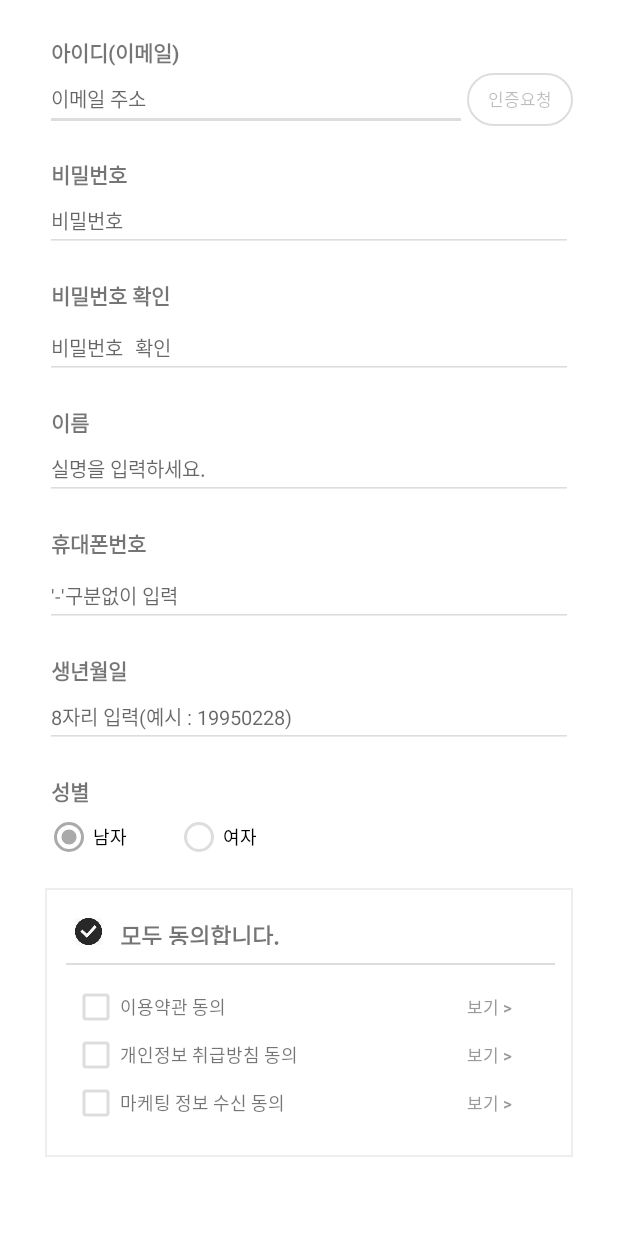
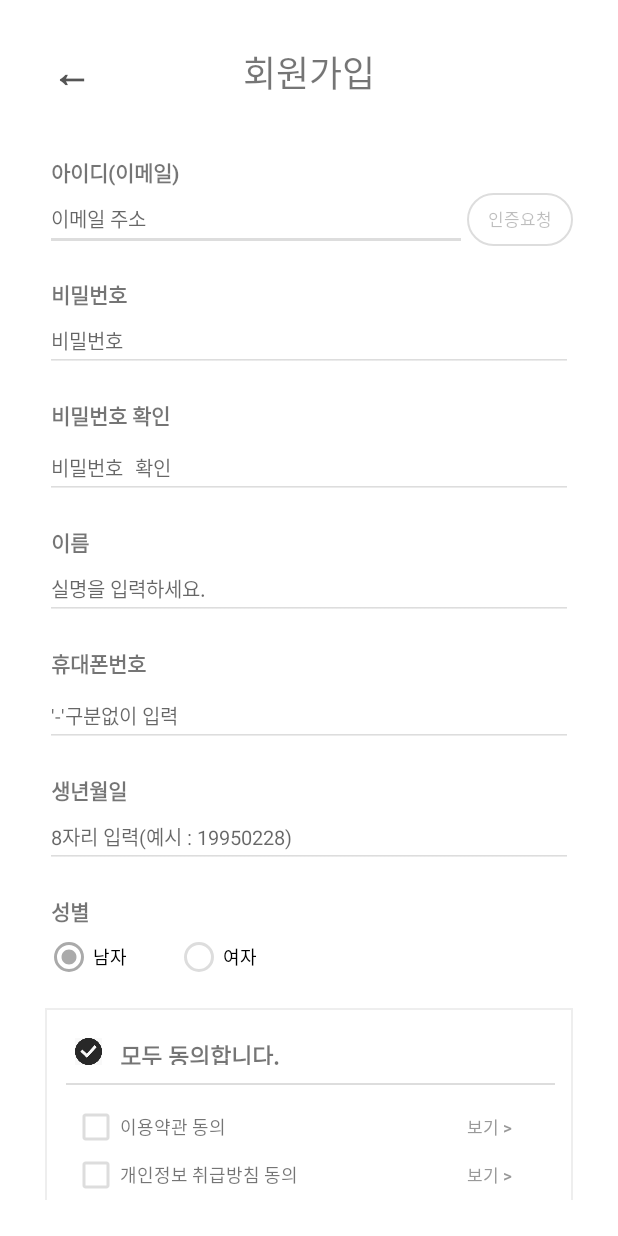
Before and after one commit to onxmoreplz/ddh, an Android app: the SignUpEmailActivity screen opened directly, with no data from a screen before it, on a phone screen of 412 x 824 dp. Run offline under Robolectric (Android 15) with nearby library versions, the phone set to English and light mode, and no system bars; our stand-ins replace RxJava, data binding; libraries missing offline, so code that uses them is left out: com.jakewharton.rxbinding2; 1 statement that could not run was skipped.

Commit message:
[Feat] Modify Edittext cursor to set drawable file

```diff
--- a/ddh/app/src/main/res/layout/activity_sign_up_email.xml
+++ b/ddh/app/src/main/res/layout/activity_sign_up_email.xml
@@ -19,6 +19,7 @@
         <ScrollView
             android:layout_width="match_parent"
             android:layout_height="wrap_content"
+            android:overScrollMode="never"
             android:paddingHorizontal="30dp"
             android:paddingVertical="24dp"
             android:scrollbars="none">
@@ -27,6 +28,39 @@
                 android:layout_width="match_parent"
                 android:layout_height="wrap_content"
                 android:orientation="vertical">
+
+                <LinearLayout
+                    android:layout_width="match_parent"
+                    android:layout_height="wrap_content"
+                    android:layout_marginBottom="32dp"
+                    android:gravity="center_vertical"
+                    android:orientation="horizontal">
+
+                    <Button
+                        android:id="@+id/btn_back_to_login_activity"
+                        android:layout_width="0dp"
+                        android:layout_height="match_parent"
+                        android:layout_weight="1"
+                        android:background="#00333333"
+                        android:paddingLeft="-24dp"
+                        android:text="←"
+                        android:textColor="#555555"
+                        android:textSize="26dp"
+                        android:textStyle="bold" />
+
+                    <TextView
+                        android:layout_width="0dp"
+                        android:layout_height="match_parent"
+                        android:layout_weight="4"
+                        android:gravity="center"
+                        android:text="회원가입"
+                        android:textSize="24dp" />
+
+                    <View
+                        android:layout_width="0dp"
+                        android:layout_height="match_parent"
+                        android:layout_weight="1" />
+                </LinearLayout>
 
                 <TextView
                     android:layout_width="match_parent"
@@ -51,6 +85,8 @@
                         android:gravity="center_vertical"
                         android:hint="이메일 주소"
                         android:maxLength="35"
+                        android:textSelectHandle="@drawable/check"
+                        android:textCursorDrawable="@drawable/edittext_cursor_grey"
                         android:singleLine="true"
                         android:text="@{vm.etEmail}"
                         android:textSize="13dp" />
@@ -99,8 +135,9 @@
                             android:layout_width="match_parent"
                             android:layout_height="match_parent"
                             android:backgroundTint="#DDDDDD"
-                            android:hint="인증번호(8자리) 입력"
-                            android:maxLength="8"
+                            android:hint="인증번호(8~9 자리) 입력"
+                            android:textCursorDrawable="@drawable/edittext_cursor_grey"
+                            android:maxLength="9"
                             android:singleLine="true"
                             android:textSize="13dp" />
 
@@ -121,8 +158,8 @@
 
                     <androidx.appcompat.widget.AppCompatButton
                         android:id="@+id/btn_verify_code"
-                        android:layout_width="80dp"
-                        android:layout_height="match_parent"
+                        android:layout_width="54dp"
+                        android:layout_height="32dp"
                         android:layout_alignParentRight="true"
                         android:layout_gravity="center"
                         android:layout_marginVertical="3.5dp"
@@ -132,14 +169,6 @@
                         android:paddingVertical="2dp"
                         android:text="확인"
                         android:textSize="11dp" />
-                    <TextView
-                        android:id="@+id/tv_verify_code"
-                        android:layout_width="match_parent"
-                        android:layout_height="wrap_content"
-                        android:layout_marginLeft="4dp"
-                        android:textColor="@color/colorEditTextRed"
-                        android:textSize="13dp"
-                        android:visibility="gone" />
 
                     <View
                         android:layout_width="0dp"
@@ -147,6 +176,14 @@
                         android:layout_weight="1" />
 
                 </LinearLayout>
+                <TextView
+                    android:id="@+id/tv_verify_code"
+                    android:layout_width="match_parent"
+                    android:layout_height="wrap_content"
+                    android:layout_marginLeft="4dp"
+                    android:textColor="@color/colorEditTextRed"
+                    android:textSize="13dp"
+                    android:visibility="gone" />
 
 
                 <TextView
@@ -166,6 +203,7 @@
                     android:backgroundTint="#DDDDDD"
                     android:gravity="center_vertical"
                     android:hint="비밀번호"
+                    android:textCursorDrawable="@drawable/edittext_cursor_grey"
                     android:inputType="textPassword"
                     android:maxLength="24"
                     android:singleLine="true"
@@ -195,10 +233,12 @@
                     android:id="@+id/et_sign_up_second_pw"
                     android:layout_width="match_parent"
                     android:layout_height="wrap_content"
+                    android:textCursorDrawable="@drawable/edittext_cursor_grey"
                     android:backgroundTint="#DDDDDD"
                     android:gravity="center_vertical"
                     android:hint="비밀번호 확인"
                     android:inputType="textPassword"
+                    android:maxLength="24"
                     android:singleLine="true"
                     android:textSize="13dp" />
 
@@ -228,7 +268,9 @@
                     android:layout_height="wrap_content"
                     android:backgroundTint="#DDDDDD"
                     android:gravity="center_vertical"
+                    android:textCursorDrawable="@drawable/edittext_cursor_grey"
                     android:hint="실명을 입력하세요."
+                    android:maxLength="35"
                     android:singleLine="true"
                     android:textSize="13dp" />
 
@@ -259,6 +301,7 @@
                     android:layout_height="wrap_content"
                     android:backgroundTint="#DDDDDD"
                     android:gravity="center_vertical"
+                    android:textCursorDrawable="@drawable/edittext_cursor_grey"
                     android:hint="'-'구분없이 입력"
                     android:inputType="phone"
                     android:maxLength="13"
@@ -290,6 +333,7 @@
                     android:layout_height="wrap_content"
                     android:backgroundTint="#DDDDDD"
                     android:gravity="center_vertical"
+                    android:textCursorDrawable="@drawable/edittext_cursor_grey"
                     android:hint="8자리 입력(예시 : 19950228)"
                     android:inputType="date"
                     android:maxLength="8"
@@ -371,6 +415,7 @@
                     </LinearLayout>
 
                     <View
+                        android:id="@+id/line_of_checkbox"
                         android:layout_width="match_parent"
                         android:layout_height="1dp"
                         android:layout_marginVertical="12dp"
@@ -500,9 +545,11 @@
                     android:layout_width="match_parent"
                     android:layout_height="48dp"
                     android:layout_marginTop="20dp"
-                    android:background="@drawable/button_round_sign_up"
+                    android:background="@drawable/button_round_sign_up_enabled"
+                    android:enabled="false"
                     android:gravity="center"
                     android:text="DDH 시작하기"
+                    android:textColor="@color/white"
                     android:textSize="16dp" />
                 <!--                    android:onClick="@{()->vm.signUpBtnClick()}"-->
 
```
